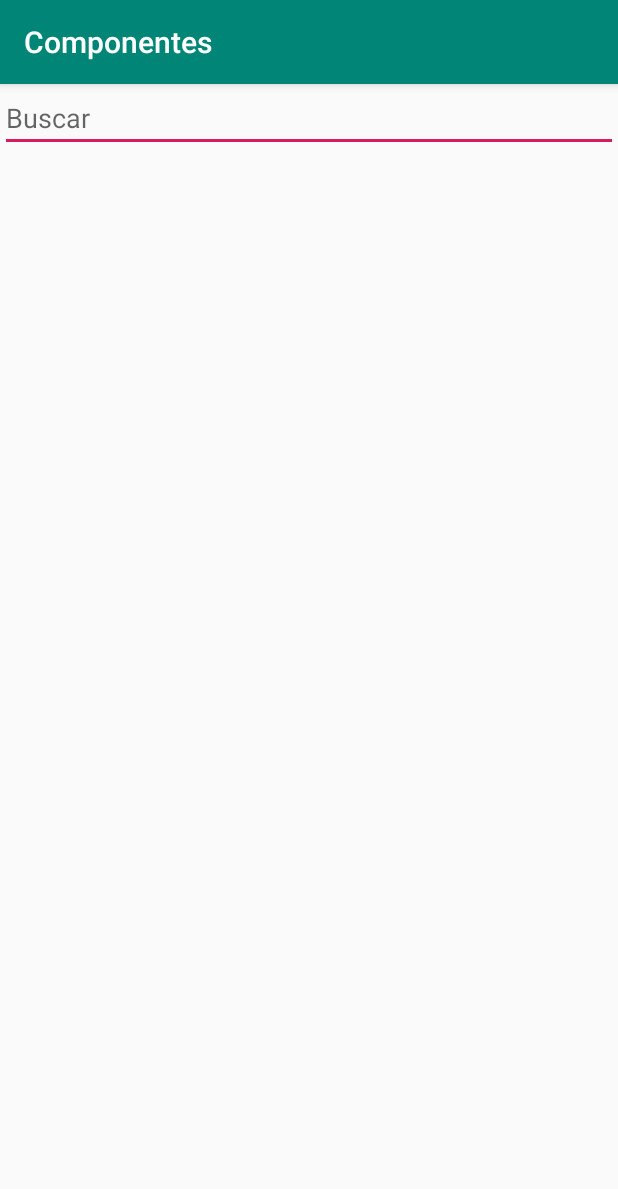
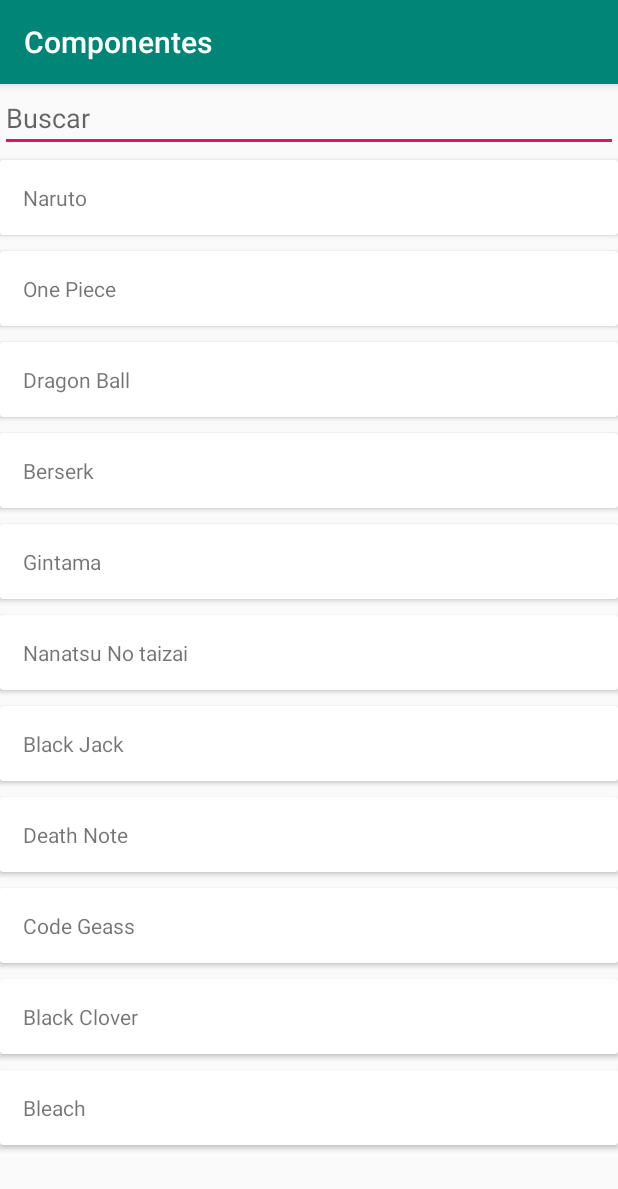
Before and after one commit to Danlxz/Componentes, an Android app: the screen it shows after launch (MainActivity), on a phone screen of 412 x 824 dp. Shown: the top 1189 px of the screen. Run offline under Robolectric (Android 15) with nearby library versions, the phone set to English and light mode, and no system bars.

```diff
--- a/app/src/main/java/com/example/componentes/MainActivity.java
+++ b/app/src/main/java/com/example/componentes/MainActivity.java
@@ -1,14 +1,88 @@
 package com.example.componentes;
 
 import androidx.appcompat.app.AppCompatActivity;
+import androidx.recyclerview.widget.LinearLayoutManager;
+import androidx.recyclerview.widget.RecyclerView;
 
 import android.os.Bundle;
+import android.text.Editable;
+import android.text.TextWatcher;
+import android.widget.EditText;
+
+import java.util.ArrayList;
 
 public class MainActivity extends AppCompatActivity {
+
+    RecyclerView recycler;
+    EditText txtbuscar;
+    ArrayList<String> names;
+    CustomAdapter adapter;
 
     @Override
     protected void onCreate(Bundle savedInstanceState) {
         super.onCreate(savedInstanceState);
         setContentView(R.layout.activity_main);
+
+        names = new ArrayList<>();
+        names.add("Naruto");
+        names.add("One Piece");
+        names.add("Dragon Ball");
+        names.add("Berserk");
+        names.add("Gintama");
+        names.add("Nanatsu No taizai");
+        names.add("Black Jack");
+        names.add("Death Note");
+        names.add("Code Geass");
+        names.add("Black Clover");
+        names.add("Bleach");
+
+        recycler = findViewById(R.id.recycler1);
+        txtbuscar = findViewById(R.id.search_txt);
+
+        // Se usa para mejorar el rendimiento, si sabemos que el contenido no va afectar el tamaño del recyclerview
+        recycler.setHasFixedSize(true);
+
+        // podemos pasarle como parametro this o getContext()
+        recycler.setLayoutManager(new LinearLayoutManager(this));
+
+        adapter = new CustomAdapter(names);
+        recycler.setAdapter(adapter);
+
+        txtbuscar.addTextChangedListener(new TextWatcher() {
+            @Override
+            public void beforeTextChanged(CharSequence s, int start, int count, int after) {
+
+            }
+
+            @Override
+            public void onTextChanged(CharSequence s, int start, int before, int count) {
+
+            }
+
+            @Override
+            public void afterTextChanged(Editable s) {
+                // Despues que se escribe algo en el edittext se filtra con el metodo
+                filter(s.toString());
+            }
+        });
+
+
     }
+
+    // Metodo para filtar el contenido del dataset: names
+    private void filter (String escrito) {
+        // Creamos una lista auxiliar que se llenara con todos los elementos filtrados
+        ArrayList<String> filternames = new ArrayList<>();
+
+        for (String s :
+                names) {
+            // si existe el elemento en el dataset, lo guardara en la lista auxiliar
+            if (s.toLowerCase().contains(escrito.toLowerCase())){
+                filternames.add(s);
+            }
+        }
+        // Invoca al metodo de adapter que referencia la lista auxiliar como el dataset principal para poder mostrarlo al usuario
+        adapter.filterList(filternames);
+    }
+
 }
--- a/app/src/main/res/layout/activity_main.xml
+++ b/app/src/main/res/layout/activity_main.xml
@@ -19,6 +19,4 @@
 
 
 
-
-
 </RelativeLayout>
```
